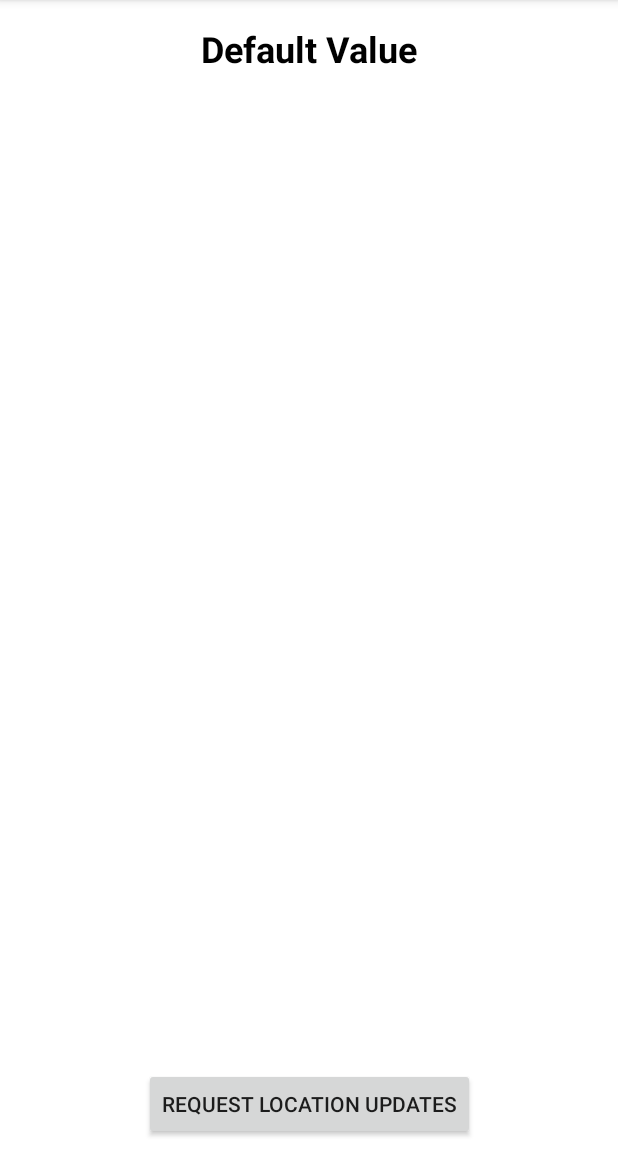
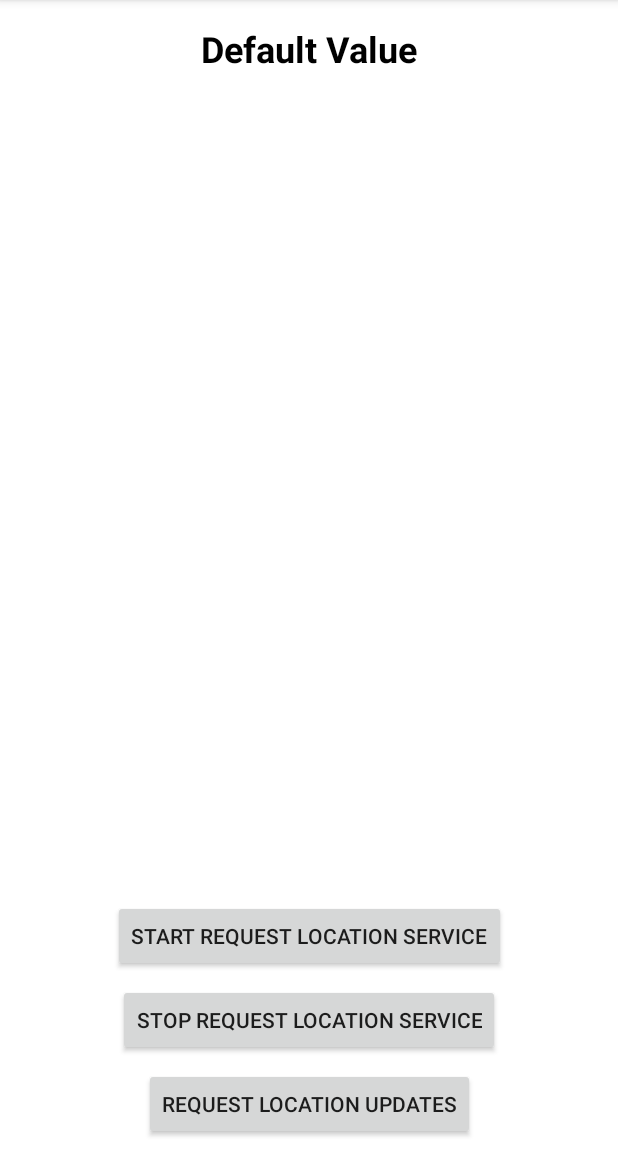
Before and after one commit to MrSingh1807/My-G-Map, an Android app: the screen it shows after launch (BatchLocationActivity), after a tap on "BATCHED", on a phone screen of 412 x 824 dp, the part 84-1236 px from its top. Run offline under Robolectric (Android 15) with nearby library versions, the phone set to English and light mode, and no system bars.

Commit message:
receive location updates via myLocationService

```diff
--- a/app/src/main/java/com/example/mygmap/BatchLocationActivity.kt
+++ b/app/src/main/java/com/example/mygmap/BatchLocationActivity.kt
@@ -1,6 +1,7 @@
 package com.example.mygmap
 
 import android.annotation.SuppressLint
+import android.content.Intent
 import android.content.SharedPreferences
 import android.os.Build
 import android.os.Bundle
@@ -9,6 +10,7 @@ import android.util.Log
 import android.widget.Toast
 import androidx.annotation.RequiresApi
 import androidx.appcompat.app.AppCompatActivity
+import androidx.core.content.ContextCompat
 import com.example.mygmap.databinding.ActivityBatchLocationBinding
 import com.google.android.gms.location.*
 
@@ -48,6 +50,16 @@ class BatchLocationActivity : AppCompatActivity(), SharedPreferences.OnSharedPre
         }
         binding.locationRequestBTN.setOnClickListener {
             requestBatchLocationUpdates()
+        }
+        binding.startLocationRequestServiceBTN.setOnClickListener {
+            val intent = Intent(this, MyLocationService::class.java)
+            ContextCompat.startForegroundService(this,intent)
+            Toast.makeText(this, "Service Started", Toast.LENGTH_SHORT).show()
+        }
+        binding.stopLocationRequestServiceBTN.setOnClickListener {
+            val intent = Intent(this, MyLocationService::class.java)
+            stopService(intent)
+            Toast.makeText(this, "Service Started", Toast.LENGTH_SHORT).show()
         }
 
     }
--- a/app/src/main/java/com/example/mygmap/LocationResultHelper.kt
+++ b/app/src/main/java/com/example/mygmap/LocationResultHelper.kt
@@ -63,8 +63,8 @@ class LocationResultHelper(
 
         // Get a PendingIntent containing the entire back stack
         /*
-        Targeting S+ (version 31 and above) requires that one of FLAG_IMMUTABLE or FLAG_MUTABLE be specified when creating a PendingIntent
-        Strongly consider using FLAG_IMMUTABLE, only use FLAG_MUTABLE if some functionality depends on the PendingIntent being mutable,
+        -> Targeting S+ (version 31 and above) requires that one of FLAG_IMMUTABLE or FLAG_MUTABLE be specified when creating a PendingIntent
+        -> Strongly consider using FLAG_IMMUTABLE, only use FLAG_MUTABLE if some functionality depends on the PendingIntent being mutable,
         e.g. if it needs to be used with inline replies or bubbles
          */
         val notificationPendingIntent =
--- a/app/src/main/java/com/example/mygmap/MyApplication.kt
+++ b/app/src/main/java/com/example/mygmap/MyApplication.kt
@@ -8,14 +8,20 @@ import androidx.annotation.RequiresApi
 
 class MyApplication : Application() {
 
-    @RequiresApi(Build.VERSION_CODES.O)
     override fun onCreate() {
         super.onCreate()
 
-        val notificationChannel =
-            NotificationChannel(CHANNEL_ID, "LocationChanel", NotificationManager.IMPORTANCE_HIGH)
+        if (Build.VERSION.SDK_INT >= Build.VERSION_CODES.O) {
+            val notificationChannel =
+                NotificationChannel(
+                    CHANNEL_ID,
+                    "LocationChanel",
+                    NotificationManager.IMPORTANCE_HIGH
+                )
 
-        val nManager = getSystemService(NOTIFICATION_SERVICE) as NotificationManager
-        nManager.createNotificationChannel(notificationChannel)
+            val nManager = getSystemService(NOTIFICATION_SERVICE) as NotificationManager
+            nManager.createNotificationChannel(notificationChannel)
+
+        }
     }
 }
--- a/app/src/main/res/layout/activity_batch_location.xml
+++ b/app/src/main/res/layout/activity_batch_location.xml
@@ -23,6 +23,26 @@
         app:layout_constraintTop_toTopOf="parent" />
 
     <androidx.appcompat.widget.AppCompatButton
+        android:id="@+id/startLocationRequestServiceBTN"
+        android:layout_width="wrap_content"
+        android:layout_height="wrap_content"
+        android:layout_marginBottom="8dp"
+        android:text="Start Request Location Service"
+        app:layout_constraintBottom_toTopOf="@+id/stopLocationRequestServiceBTN"
+        app:layout_constraintEnd_toEndOf="parent"
+        app:layout_constraintStart_toStartOf="parent" />
+
+    <androidx.appcompat.widget.AppCompatButton
+        android:id="@+id/stopLocationRequestServiceBTN"
+        android:layout_width="wrap_content"
+        android:layout_height="wrap_content"
+        android:layout_marginBottom="8dp"
+        android:text="Stop Request Location Service"
+        app:layout_constraintBottom_toTopOf="@+id/locationRequestBTN"
+        app:layout_constraintEnd_toEndOf="parent"
+        app:layout_constraintStart_toStartOf="parent" />
+
+    <androidx.appcompat.widget.AppCompatButton
         android:id="@+id/locationRequestBTN"
         android:layout_width="wrap_content"
         android:layout_height="wrap_content"
```
Also changed, not shown: app/src/main/AndroidManifest.xml (+8 -0 lines), app/src/main/java/com/example/mygmap/MapsActivity.kt (+10 -4 lines), app/src/main/java/com/example/mygmap/MyLocationService.kt (added, +100 -0 lines).
